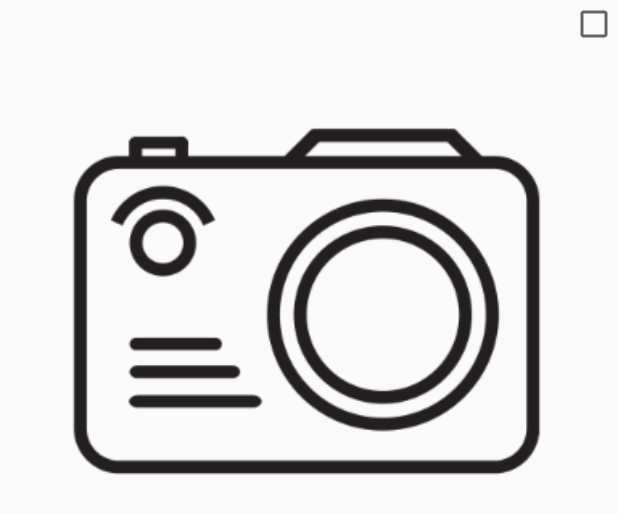
After one commit to mingfenghappy/essayJoke-1, an Android app: the layout item_img.xml on its own in the app's theme, with its tools: preview values and no code run, on a phone screen of 412 x 824 dp. The commit adds this screen. Shown: the top 514 px of the screen. Run offline under Robolectric (Android 15) with nearby library versions, the phone set to English and light mode, and no system bars.

Commit message:
图片选择学习

```diff
--- a/app/build.gradle
+++ b/app/build.gradle
@@ -28,4 +28,5 @@ dependencies {
     compile 'com.alipay.euler:andfix:0.5.0@aar'
     compile 'com.android.support:recyclerview-v7:26.0.0-alpha1'
     compile 'com.android.support:design:26.+'
+    compile 'com.github.bumptech.glide:glide:3.8.0'
 }
--- a/app/src/main/java/com/fancenxing/fanchen/essayjoke/commonAdapter/ViewHolder.java
+++ b/app/src/main/java/com/fancenxing/fanchen/essayjoke/commonAdapter/ViewHolder.java
@@ -61,12 +61,16 @@ public class ViewHolder extends RecyclerView.ViewHolder {
         return this;
     }
 
-    public ViewHolder setImageLoader(int viewId, HolderImageLoader imageLoader, String imgUrl) {
+    public ViewHolder loadImage(int viewId, HolderImageLoader imageLoader, String imgUrl) {
         ImageView iv = getView(viewId);
         imageLoader.loadImage(iv, imgUrl);
         return this;
     }
 
+    public ViewHolder setVisiable(int viewId, int visibility) {
+        getView(viewId).setVisibility(visibility);
+        return this;
+    }
 
     public static abstract class HolderImageLoader {
 
--- /dev/null
+++ b/app/src/main/java/com/fancenxing/fanchen/essayjoke/pickImage/SquareFrameLayout.java
@@ -0,0 +1,37 @@
+package com.fancenxing.fanchen.essayjoke.pickImage;
+
+import android.content.Context;
+import android.support.annotation.AttrRes;
+import android.support.annotation.NonNull;
+import android.support.annotation.Nullable;
+import android.util.AttributeSet;
+import android.widget.FrameLayout;
+
+/**
+ * 功能描述：正方形的FrameLayout容器
+ * Created by 孙中宛 on 2018/5/29.
+ */
+
+public class SquareFrameLayout extends FrameLayout {
+
+    public SquareFrameLayout(@NonNull Context context) {
+        this(context, null);
+    }
+
+    public SquareFrameLayout(@NonNull Context context, @Nullable AttributeSet attrs) {
+        this(context, attrs, 0);
+    }
+
+    public SquareFrameLayout(@NonNull Context context, @Nullable AttributeSet attrs, @AttrRes int defStyleAttr) {
+        super(context, attrs, defStyleAttr);
+    }
+
+    @Override
+    protected void onMeasure(int widthMeasureSpec, int heightMeasureSpec) {
+        super.onMeasure(widthMeasureSpec, heightMeasureSpec);
+        int width = MeasureSpec.getSize(widthMeasureSpec);
+        int height = width;
+        //设置宽高相同
+        setMeasuredDimension(width, height);
+    }
+}
--- /dev/null
+++ b/app/src/main/java/com/fancenxing/fanchen/essayjoke/pickImage/SquareImageView.java
@@ -0,0 +1,33 @@
+package com.fancenxing.fanchen.essayjoke.pickImage;
+
+import android.content.Context;
+import android.support.annotation.Nullable;
+import android.util.AttributeSet;
+
+/**
+ * 功能描述：
+ * Created by 孙中宛 on 2018/5/29.
+ */
+
+public class SquareImageView extends android.support.v7.widget.AppCompatImageView {
+
+    public SquareImageView(Context context) {
+        this(context, null);
+    }
+
+    public SquareImageView(Context context, @Nullable AttributeSet attrs) {
+        this(context, attrs, 0);
+    }
+
+    public SquareImageView(Context context, @Nullable AttributeSet attrs, int defStyleAttr) {
+        super(context, attrs, defStyleAttr);
+    }
+
+    @Override
+    protected void onMeasure(int widthMeasureSpec, int heightMeasureSpec) {
+        super.onMeasure(widthMeasureSpec, heightMeasureSpec);
+        int width = MeasureSpec.getSize(widthMeasureSpec);
+        int height = width;
+        setMeasuredDimension(width, height);
+    }
+}
--- /dev/null
+++ b/app/src/main/res/layout/item_img.xml
@@ -0,0 +1,19 @@
+<?xml version="1.0" encoding="utf-8"?>
+<com.fancenxing.fanchen.essayjoke.pickImage.SquareFrameLayout xmlns:android="http://schemas.android.com/apk/res/android"
+    xmlns:tools="http://schemas.android.com/tools"
+    android:layout_width="match_parent"
+    android:layout_height="match_parent">
+
+    <com.fancenxing.fanchen.essayjoke.pickImage.SquareImageView
+        android:id="@+id/iv_img"
+        android:layout_width="match_parent"
+        android:layout_height="wrap_content"
+        android:scaleType="fitXY"
+        tools:src="@mipmap/take_photo" />
+
+    <CheckBox
+        android:id="@+id/cb_select"
+        android:layout_width="wrap_content"
+        android:layout_height="wrap_content"
+        android:layout_gravity="right" />
+</com.fancenxing.fanchen.essayjoke.pickImage.SquareFrameLayout>
```
Also changed, not shown: app/src/main/java/com/fancenxing/fanchen/essayjoke/SelectImageActivity.java (+40 -0 lines), app/src/main/java/com/fancenxing/fanchen/essayjoke/TestImageActivity.java (+13 -2 lines), app/src/main/java/com/fancenxing/fanchen/essayjoke/pickImage/GlideImageLoader.java (added, +29 -0 lines), app/src/main/java/com/fancenxing/fanchen/essayjoke/pickImage/ImageSelector.java (added, +25 -0 lines), app/src/main/java/com/fancenxing/fanchen/essayjoke/pickImage/SelectImageListAdapter.java (added, +81 -0 lines), app/src/main/res/layout/activity_select_image.xml (+7 -7 lines), app/src/main/res/mipmap-xhdpi/ic_back.jpg (added), app/src/main/res/mipmap-xhdpi/take_photo.png (added).
